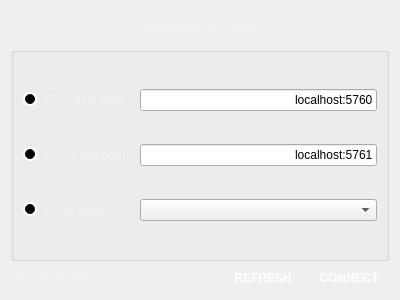
This is GS/GUI/connectionwidget.ui in UCI-UAVForge/GroundStation as Qt 5 draws it before an edit. The edited form follows.
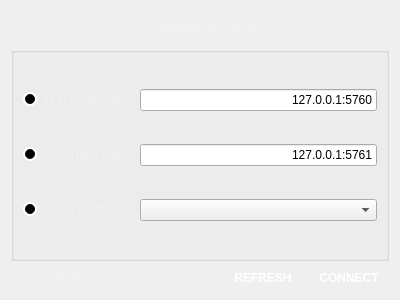
This is the edited form.

Commit message: fix unix compile error

Patch:
```diff
--- a/GS/GUI/connectionwidget.ui
+++ b/GS/GUI/connectionwidget.ui
@@ -103,7 +103,7 @@
         <item row="0" column="1">
          <widget class="QLineEdit" name="tcp">
           <property name="text">
-           <string>localhost:5760</string>
+           <string>127.0.0.1:5760</string>
           </property>
           <property name="alignment">
            <set>Qt::AlignRight|Qt::AlignTrailing|Qt::AlignVCenter</set>
@@ -113,7 +113,7 @@
         <item row="1" column="1">
          <widget class="QLineEdit" name="udp">
           <property name="text">
-           <string>localhost:5761</string>
+           <string>127.0.0.1:5761</string>
           </property>
           <property name="alignment">
            <set>Qt::AlignRight|Qt::AlignTrailing|Qt::AlignVCenter</set>
```
The commit also changes 1 other file.
